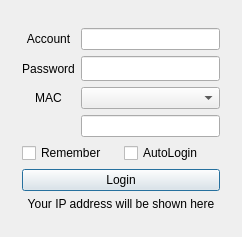
This is mainwindow.ui in code4lala/drcom-jlu-qt as Qt 5 draws it before an edit. The edited form follows.
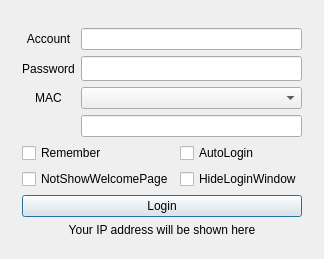
This is the edited form.

Commit message: add hide window & hide popup welcome

```diff
--- a/mainwindow.ui
+++ b/mainwindow.ui
@@ -108,6 +108,20 @@
             </property>
            </widget>
           </item>
+          <item row="1" column="0">
+           <widget class="QCheckBox" name="checkBoxNotShowWelcome">
+            <property name="text">
+             <string>NotShowWelcomePage</string>
+            </property>
+           </widget>
+          </item>
+          <item row="1" column="1">
+           <widget class="QCheckBox" name="checkBoxHideLoginWindow">
+            <property name="text">
+             <string>HideLoginWindow</string>
+            </property>
+           </widget>
+          </item>
          </layout>
         </item>
         <item>
```
The commit also changes 6 other files.
